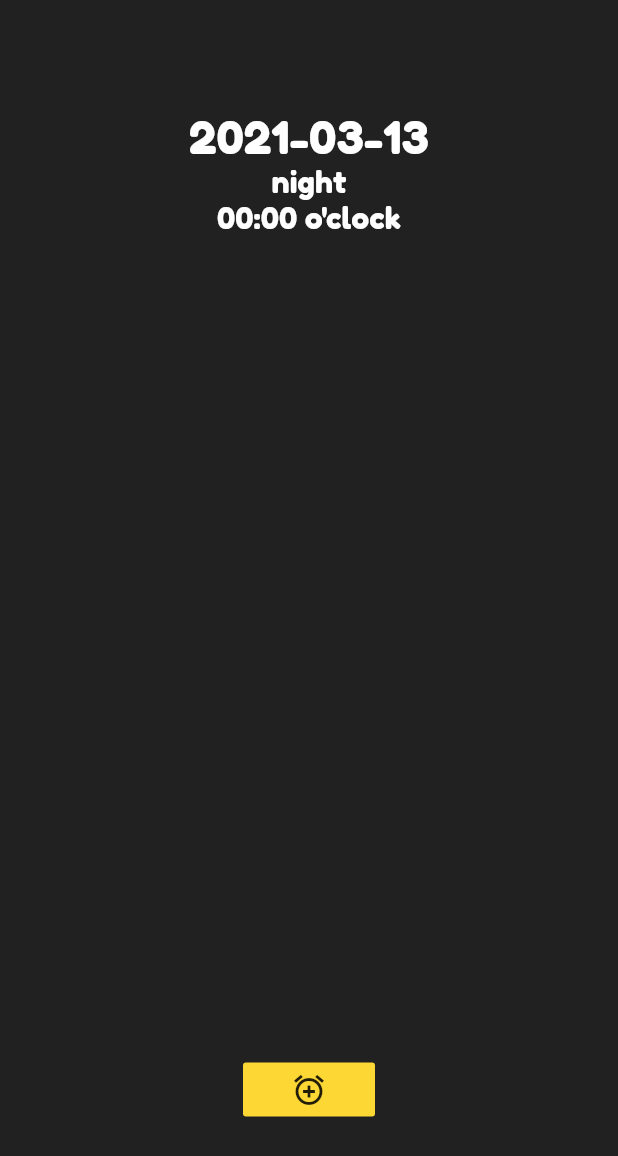
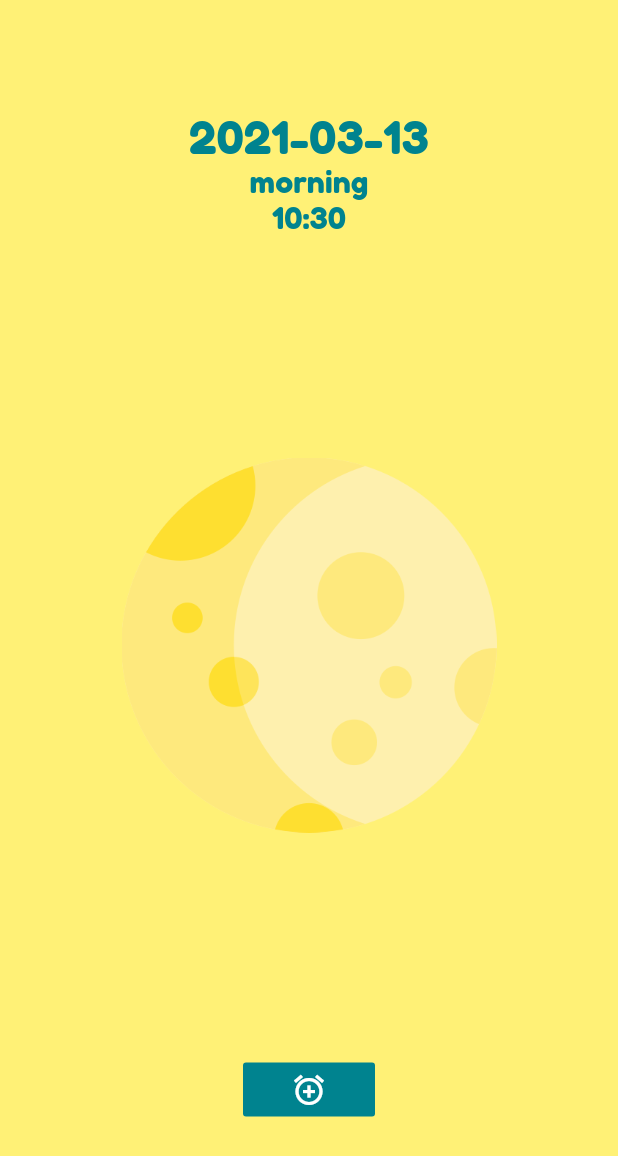
Before and after one commit to sherpa1/night-and-day, a Flutter app: the screen it shows after launch, on a phone screen of 412 x 824 dp. Shown: the top 1156 px of the screen. Run offline on Flutter 3.47's test engine with Material 2 defaults, Android fonts, the phone set to English and light mode, and no system bars.

```diff
--- a/lib/ClockButton.dart
+++ b/lib/ClockButton.dart
@@ -9,7 +9,7 @@ class ClockButton extends StatefulWidget {
   }) : super(key: key);
 
   final Function onDayChange; //fired at 18 and
-  final Function onTimeChange; //fired each 6 hours
+  final Function onTimeChange;
   final bool defaultDay; //value set from widget's parent
 
   @override
@@ -18,7 +18,6 @@ class ClockButton extends StatefulWidget {
 
 class _ClockButtonState extends State<ClockButton> {
   bool _aNewDayStarts;
-  int _hour;
 
   @override
   void initState() {
@@ -27,56 +26,38 @@ class _ClockButtonState extends State<ClockButton> {
         if (widget.defaultDay) {
           _aNewDayStarts = widget
               .defaultDay; //start value set from local widget constructor param, given from parent
-          _hour = 6; //local logic
         } else {
           _aNewDayStarts = false;
-          _hour = 0; //local logic
         }
       } else {
         _aNewDayStarts = false;
-        _hour = 0;
       }
     });
-
-    if (widget.defaultDay) {
-      _hour = 0;
-    }
 
     super.initState();
   }
 
   void _onPress() {
-    //each time state is set, build method is executed and all conditionnal displays are re-evaluated
-    setState(() {
-      if (_hour == 18) {
-        _hour = 0;
-        _aNewDayStarts = true;
-        widget.onDayChange(
-          _aNewDayStarts,
-        ); //calling back parent method and give local state value
-      } else {
-        _hour += 6;
-        _aNewDayStarts = false;
-      }
-    });
-
-    widget.onTimeChange(
-      _hour,
-    );
+    widget.onTimeChange(6);
   }
 
   Color _getColor() {
-    return (_aNewDayStarts) ? Colors.yellow[600] : Colors.blueGrey;
+    return (_aNewDayStarts) ? Colors.yellow[600] : Colors.cyan[800];
+  }
+
+  Color _getIconColor() {
+    return (_aNewDayStarts) ? Colors.blueGrey[900] : Colors.white;
   }
 
   @override
   Widget build(BuildContext context) {
-    return Column(children: [
-      FlatButton(
-        child: Icon(Icons.alarm_add),
-        onPressed: () => _onPress(),
-        color: _getColor(),
+    return FlatButton(
+      child: Icon(
+        Icons.alarm_add,
+        color: _getIconColor(),
       ),
-    ]);
+      onPressed: () => _onPress(),
+      color: _getColor(),
+    );
   }
 }
--- a/lib/MainPage.dart
+++ b/lib/MainPage.dart
@@ -1,5 +1,6 @@
 import 'package:flutter/material.dart';
 import 'package:night_and_day/ClockButton.dart';
+import 'dart:async';
 
 class MainPage extends StatefulWidget {
   MainPage({Key key, this.title}) : super(key: key);
@@ -12,50 +13,51 @@ class MainPage extends StatefulWidget {
 
 class _MainPageState extends State<MainPage> {
   bool _darkMode; //from >=18 to <6
-  int _hour;
+  int _dayMoment;
   DateTime _now;
+
+  final GlobalKey<ScaffoldState> _scaffoldKey = new GlobalKey<ScaffoldState>();
 
   @override
   void initState() {
     setState(() {
-      var nowHour = DateTime.now().hour;
-
-      if (nowHour >= 0 && nowHour < 6) _hour = 0;
-      if (nowHour >= 6 && nowHour < 12) _hour = 6;
-      if (nowHour >= 12 && nowHour < 18) _hour = 12;
-      if (nowHour >= 18 && nowHour < 0) _hour = 18;
-
       _now = DateTime.now();
 
-      _darkMode = true;
-      _hour = 0;
+      _darkMode = _isDarkMode(_now.hour);
+      _dayMoment = _getDayMoment(_now.hour);
+    });
+
+    Timer.periodic(Duration(seconds: 20), (timer) {
+      //each minute, add an hour
+      setState(() {
+        _onTimeChange(1);
+      });
     });
 
     super.initState();
   }
 
-  void _onDayChange(bool day) {
-    setState(() {
-      _now = _now.add(
-        new Duration(
-          days: 1,
-        ),
-      );
-    });
+  bool _isDarkMode(int hour) {
+    if (hour >= 18 || hour < 6) {
+      return true;
+    } else {
+      return false;
+    }
   }
 
-  void _onTimeChange(int hour) {
-    setState(() {
-      _hour = hour;
-      if (_hour >= 18 && _hour < 6)
-        _darkMode = true;
-      else
-        _darkMode = false;
-    });
+  int _getDayMoment(int hour) {
+    if (hour < 6)
+      return 0;
+    else if (hour < 12)
+      return 6;
+    else if (hour < 18)
+      return 12;
+    else
+      return 18;
   }
 
   Image _getImage() {
-    switch (_hour) {
+    switch (_dayMoment) {
       case 0:
         return Image(
           width: 250,
@@ -83,8 +85,8 @@ class _MainPageState extends State<MainPage> {
     }
   }
 
-  Color _getColor() {
-    switch (_hour) {
+  Color _getBackgroundColor() {
+    switch (_dayMoment) {
       case 0:
         return Colors.grey.shade900;
         break;
@@ -98,25 +100,29 @@ class _MainPageState extends State<MainPage> {
         return Colors.blueGrey[600];
         break;
       default:
-        return Colors.blueGrey[900];
+        return Colors.grey.shade900;
     }
+  }
+
+  String _getTodayDate() {
+    return _now.toString().split(" ")[0];
   }
 
   Text _getToday() {
     return Text(
-      _now.toString().split(" ")[0],
+      _getTodayDate(),
       style: TextStyle(
         fontFamily: 'FredokaOne',
         fontSize: 30,
-        color: (!_darkMode) ? Colors.blueGrey : Colors.white,
+        color: (_darkMode) ? Colors.white : Colors.cyan[800],
       ),
     );
   }
 
-  Text _getLabel() {
+  Text _getDayMomentText() {
     var label;
 
-    switch (_hour) {
+    switch (_dayMoment) {
       case 0:
         label = "night";
         break;
@@ -124,7 +130,7 @@ class _MainPageState extends State<MainPage> {
         label = "morning";
         break;
       case 12:
-        label = "midday";
+        label = "afternoon";
         break;
       case 18:
         label = "evening";
@@ -137,50 +143,74 @@ class _MainPageState extends State<MainPage> {
       style: TextStyle(
         fontFamily: 'FredokaOne',
         fontSize: 20,
-        color: (!_darkMode) ? Colors.blueGrey : Colors.white,
+        color: (_darkMode) ? Colors.white : Colors.cyan[800],
       ),
     );
   }
 
   Text _getHour() {
-    String _hourStr;
-
-    if (_hour < 10)
-      _hourStr = "0" + _hour.toString();
-    else
-      _hourStr = _hour.toString();
+    var hour =
+        (_now.hour < 10) ? "0" + _now.hour.toString() : _now.hour.toString();
+    var minute = (_now.minute < 10)
+        ? "0" + _now.minute.toString()
+        : _now.minute.toString();
 
     return Text(
-      _hourStr + ':00 o\'clock',
+      hour + ":" + minute,
       style: TextStyle(
         fontFamily: 'FredokaOne',
         fontSize: 20,
-        color: (!_darkMode) ? Colors.blueGrey : Colors.white,
+        color: (_darkMode) ? Colors.white : Colors.cyan[800],
       ),
     );
+  }
+
+  void _onDayChange(bool day) {
+    setState(() {
+      _now = _now.add(
+        new Duration(
+          days: 1,
+        ),
+      );
+    });
+
+    final snackBar = SnackBar(content: Text("Today is ${_getTodayDate()}"));
+    //Scaffold.of(context).showSnackBar(snackBar);//can't use classic syntax because we are outside build method
+    _scaffoldKey.currentState.showSnackBar(snackBar);
+  }
+
+  void _onTimeChange(int hoursToAdd) {
+    setState(() {
+      _now = _now.add(Duration(hours: hoursToAdd));
+      _dayMoment = _getDayMoment(_now.hour);
+      _darkMode = _isDarkMode(_now.hour);
+    });
   }
 
   @override
   Widget build(BuildContext context) {
     return Scaffold(
-      body: Container(
+      key:
+          _scaffoldKey, //store context for using it inside _onCharacterRemoved method and showing SnackBar
+
+      body: AnimatedContainer(
+        // Define how long the animation should take.
+        duration: Duration(seconds: 1),
+        // Provide an optional curve to make the animation feel smoother.
+        curve: Curves.fastOutSlowIn,
         width: double.infinity, //full width
-        color: _getColor(),
+        color: _getBackgroundColor(),
         child: Column(
           mainAxisAlignment: MainAxisAlignment.spaceAround,
           children: <Widget>[
             Column(
               children: [
                 _getToday(),
-                _getLabel(),
+                _getDayMomentText(),
                 _getHour(),
               ],
             ),
-            AnimatedOpacity(
-              opacity: (_hour == 0) ? 0.0 : 1.0,
-              duration: Duration(milliseconds: 800),
-              child: _getImage(),
-            ),
+            _getImage(),
             ClockButton(
               onDayChange: _onDayChange,
               onTimeChange: _onTimeChange,
```
